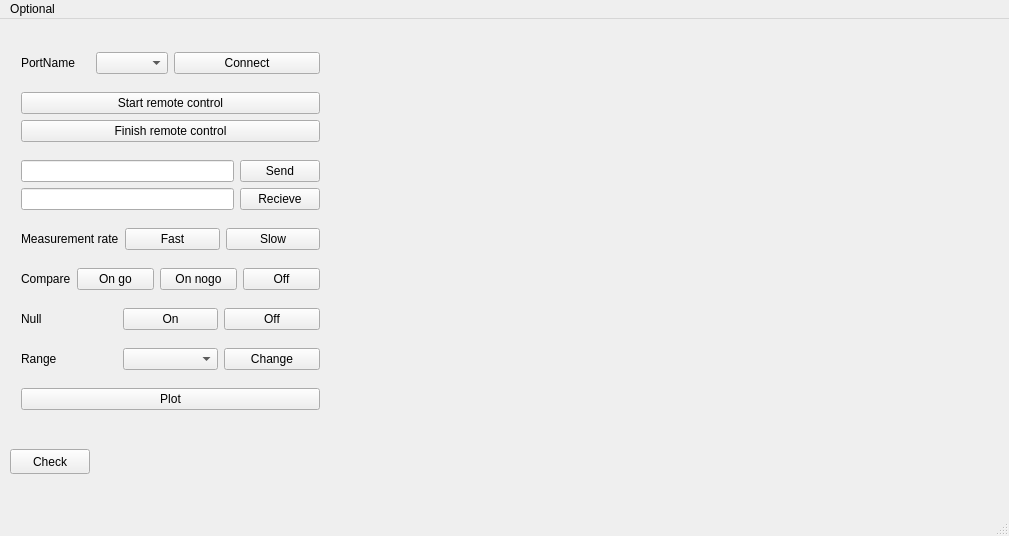
Above: mainwindow.ui from mefisto545/Ohmmeter before the change. Below: the same form after it.
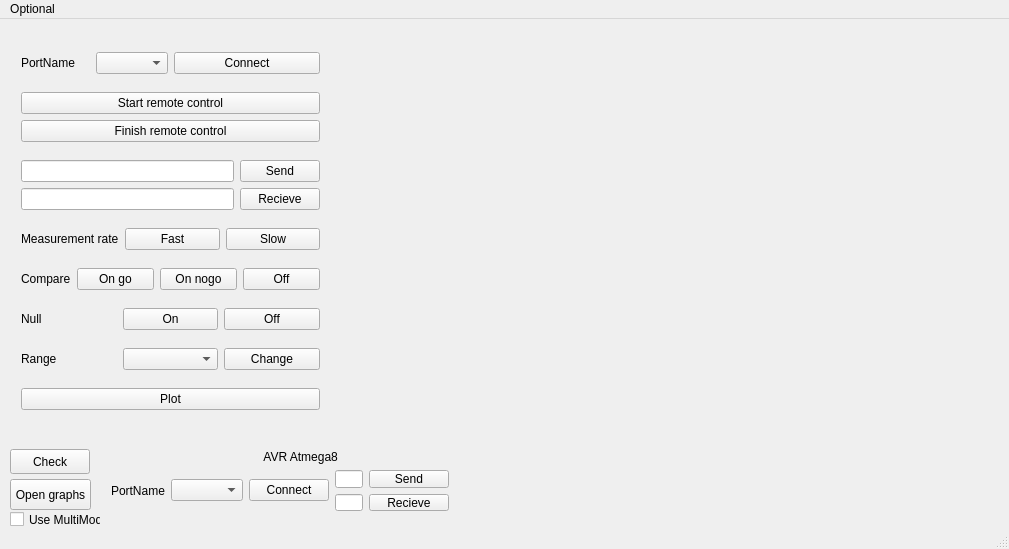
That is the form after the change. Custom widgets are drawn as their Qt base class.

Patch:
```diff
--- a/mainwindow.ui
+++ b/mainwindow.ui
@@ -7,7 +7,7 @@
     <x>0</x>
     <y>0</y>
     <width>1009</width>
-    <height>536</height>
+    <height>549</height>
    </rect>
   </property>
   <property name="windowTitle">
@@ -37,7 +37,7 @@
      <string>Check</string>
     </property>
    </widget>
-   <widget class="QWidget" name="">
+   <widget class="QWidget" name="layoutWidget">
     <property name="geometry">
      <rect>
       <x>10</x>
@@ -238,6 +238,120 @@
      </item>
     </layout>
    </widget>
+   <widget class="QWidget" name="verticalLayoutWidget_2">
+    <property name="geometry">
+     <rect>
+      <x>100</x>
+      <y>420</y>
+      <width>360</width>
+      <height>83</height>
+     </rect>
+    </property>
+    <layout class="QVBoxLayout" name="verticalLayout_5">
+     <item>
+      <widget class="QLabel" name="label_7">
+       <property name="text">
+        <string>                                              AVR Atmega8</string>
+       </property>
+      </widget>
+     </item>
+     <item>
+      <layout class="QHBoxLayout" name="horizontalLayout_7">
+       <item>
+        <layout class="QHBoxLayout" name="horizontalLayout_13">
+         <item>
+          <layout class="QHBoxLayout" name="horizontalLayout_6">
+           <item>
+            <widget class="QLabel" name="label_5">
+             <property name="text">
+              <string>PortName</string>
+             </property>
+            </widget>
+           </item>
+           <item>
+            <widget class="QComboBox" name="comboBoxPortName_2"/>
+           </item>
+          </layout>
+         </item>
+         <item>
+          <layout class="QVBoxLayout" name="verticalLayout_6">
+           <item>
+            <widget class="QPushButton" name="pushButtonConnect_2">
+             <property name="text">
+              <string>Connect</string>
+             </property>
+            </widget>
+           </item>
+          </layout>
+         </item>
+        </layout>
+       </item>
+       <item>
+        <layout class="QVBoxLayout" name="verticalLayout_8">
+         <item>
+          <layout class="QHBoxLayout" name="horizontalLayout_14">
+           <item>
+            <widget class="QLineEdit" name="lineEditCommand_2"/>
+           </item>
+           <item>
+            <widget class="QPushButton" name="pushButtonSend_2">
+             <property name="text">
+              <string>Send</string>
+             </property>
+            </widget>
+           </item>
+          </layout>
+         </item>
+         <item>
+          <layout class="QVBoxLayout" name="verticalLayout_7">
+           <item>
+            <layout class="QHBoxLayout" name="horizontalLayout_15">
+             <item>
+              <widget class="QLineEdit" name="lineEditResponce_2"/>
+             </item>
+             <item>
+              <widget class="QPushButton" name="pushButtonRecieve_2">
+               <property name="text">
+                <string>Recieve</string>
+               </property>
+              </widget>
+             </item>
+            </layout>
+           </item>
+          </layout>
+         </item>
+        </layout>
+       </item>
+      </layout>
+     </item>
+    </layout>
+   </widget>
+   <widget class="QPushButton" name="pushButton">
+    <property name="geometry">
+     <rect>
+      <x>10</x>
+      <y>460</y>
+      <width>81</width>
+      <height>31</height>
+     </rect>
+    </property>
+    <property name="text">
+     <string>Open graphs</string>
+    </property>
+   </widget>
+   <widget class="QCheckBox" name="checkBox">
+    <property name="geometry">
+     <rect>
+      <x>10</x>
+      <y>490</y>
+      <width>91</width>
+      <height>21</height>
+     </rect>
+    </property>
+    <property name="text">
+     <string>Use MultiMode</string>
+    </property>
+   </widget>
    <zorder>layoutWidget</zorder>
    <zorder>layoutWidget1</zorder>
    <zorder>layoutWidget2</zorder>
```
Left out of the diff: 15 changed lines with no effect on the pictures.
